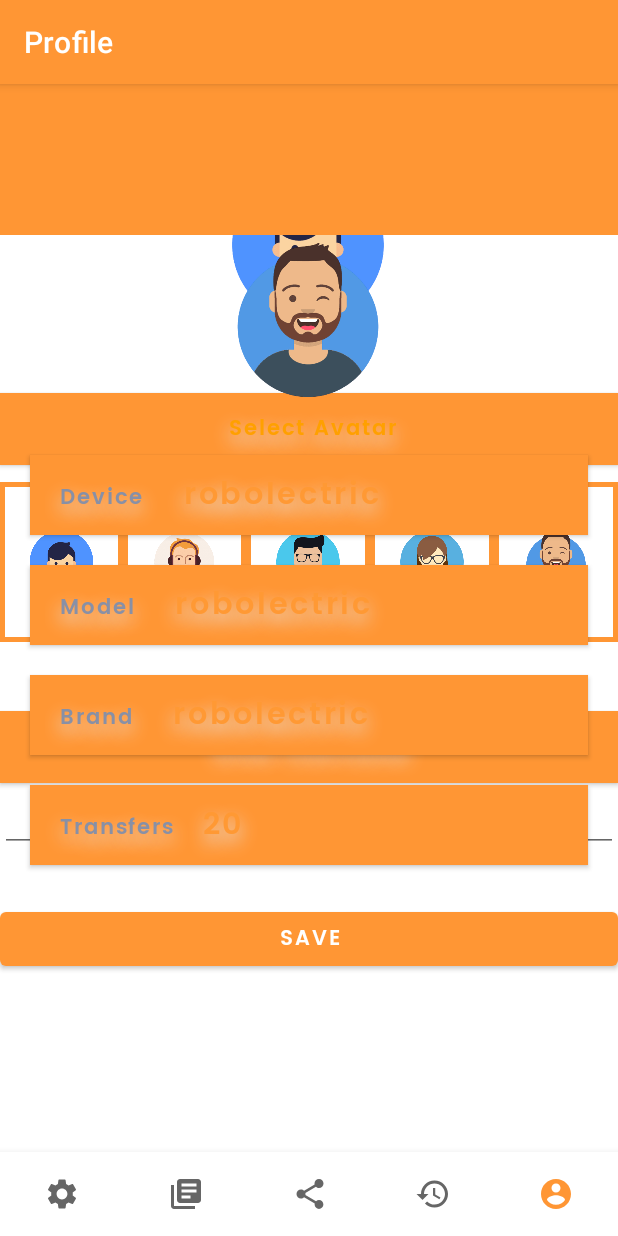
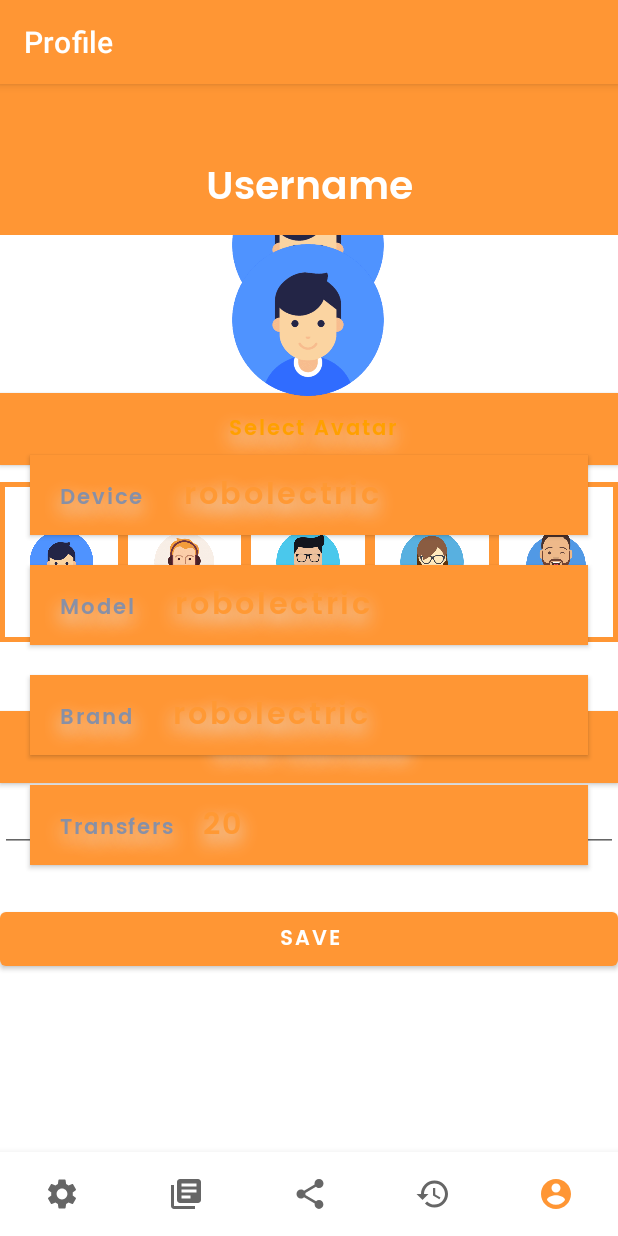
Before and after one commit to Tarlochan5268/INShareApp, an Android app: the fragment EditFragment placed in its activity, item 5 of the bottom bar chosen, on a phone screen of 412 x 824 dp. Run offline under Robolectric (Android 15) with nearby library versions, the light colour scheme and no system bars; our stand-ins replace navigation-ui.

Commit message:
Edit profile Functionality Complete implemented Shared preference as well as Updated Edit Fragment

```diff
--- a/app/src/main/java/com/tarlochan/inshareapp/EditFragment.kt
+++ b/app/src/main/java/com/tarlochan/inshareapp/EditFragment.kt
@@ -20,7 +20,6 @@ private const val ARG_PARAM1 = "param1"
 private const val ARG_PARAM2 = "param2"
 lateinit var pref: SharedPreferences
 private var selectedAvatar: String = "smile.png"
-private var usernameEntered: String = "Username"
 var imgSelected: ImageView? = null
 
 /**
@@ -102,13 +101,13 @@ class EditFragment : Fragment() {
         Toast.makeText(context,"Saved",Toast.LENGTH_SHORT).show()
     }
 
+
     private fun imgAvatarSelected(contentDescription: String)
     {
         val id = requireContext().resources.getIdentifier(contentDescription, "drawable", requireContext().packageName)
         imgSelected!!.setImageResource(id)
         selectedAvatar = contentDescription
     }
-
 
     companion object {
         /**
--- a/app/src/main/java/com/tarlochan/inshareapp/ui/profile/ProfileFragment.kt
+++ b/app/src/main/java/com/tarlochan/inshareapp/ui/profile/ProfileFragment.kt
@@ -1,5 +1,7 @@
 package com.tarlochan.inshareapp.ui.profile
 
+import android.content.Context
+import android.content.SharedPreferences
 import android.graphics.Color
 import android.os.Bundle
 import android.text.Spannable
@@ -11,9 +13,14 @@ import android.view.LayoutInflater
 import android.view.View
 import android.view.ViewGroup
 import android.widget.Button
+import android.widget.ImageView
+import android.widget.TextView
 import androidx.fragment.app.Fragment
 import com.tarlochan.inshareapp.R
+import com.tarlochan.inshareapp.imgSelected
+import com.tarlochan.inshareapp.ui.Constants
 
+lateinit var pref: SharedPreferences
 class ProfileFragment : Fragment() {
     override fun onCreateView(
             inflater: LayoutInflater,
@@ -21,6 +28,12 @@ class ProfileFragment : Fragment() {
             savedInstanceState: Bundle?
     ): View? {
         val root = inflater.inflate(R.layout.fragment_profile, container, false)
+        val imgAvatar: ImageView = root.findViewById(R.id.imageView2)
+        val tvUserName: TextView = root.findViewById(R.id.tvUserName)
+        pref = requireContext().getSharedPreferences(Constants.PREF_NAME, Context.MODE_PRIVATE)
+        tvUserName.setText(pref.getString(Constants.USER_NAME,"Username")).toString()
+        val id = requireContext().resources.getIdentifier(pref.getString(Constants.IMG_AVATAR,"boy")!!, "drawable", requireContext().packageName)
+        imgAvatar.setImageResource(id)
 
         val btnDevice: Button = root.findViewById(R.id.btnEdit)
         val deviceSpannableText = SpannableString("Device     "+android.os.Build.DEVICE)
@@ -41,7 +54,7 @@ class ProfileFragment : Fragment() {
         btnBrand.setText(brandSpannableText)
 
         val btnTranfer: Button = root.findViewById(R.id.btnTransfer)
-        val transferSpannableText = SpannableString("Transfers   20")
+        val transferSpannableText = SpannableString("Transfers   "+pref.getString(Constants.TRANSFERS,"20"))
         transferSpannableText.setSpan(ForegroundColorSpan(Color.rgb(255,153,52)), 11, transferSpannableText.length, Spannable.SPAN_INCLUSIVE_INCLUSIVE)
         transferSpannableText.setSpan(AbsoluteSizeSpan(20, true), 11, transferSpannableText.length, Spannable.SPAN_INCLUSIVE_INCLUSIVE)
         btnTranfer.setText(transferSpannableText)
```
